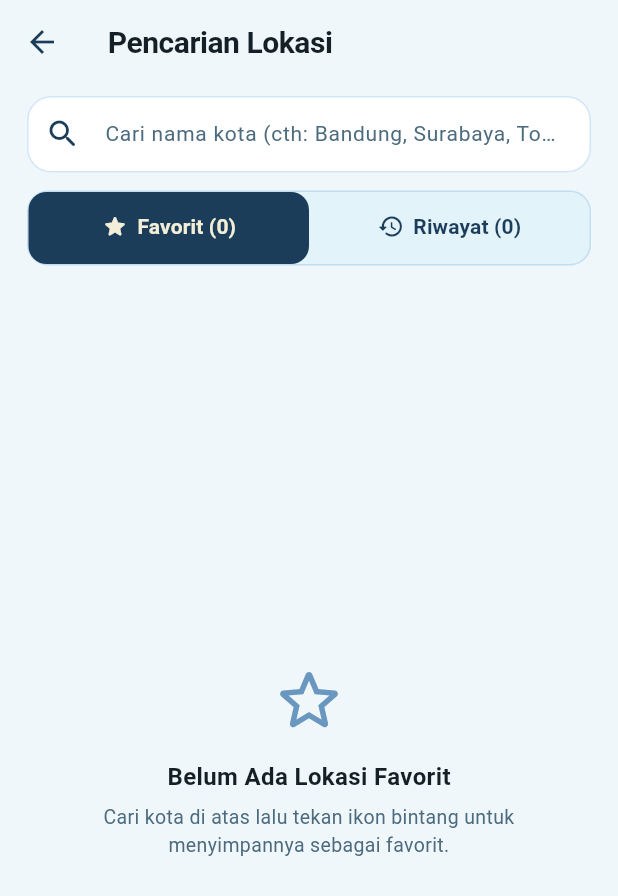
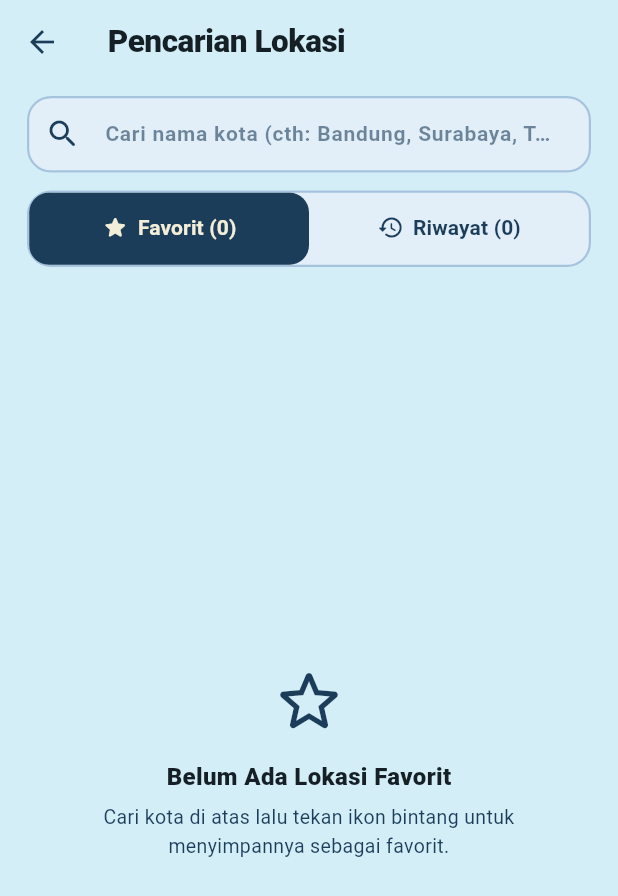
Before and after one commit to Nafisah528/H1D024087-Nafisah-Sekar-Ayu-ResponsiPemmob2, a Flutter app: the screen it shows after launch, after a tap on the "search" icon, on a phone screen of 412 x 824 dp. Shown: the top 896 px of the screen. Run offline on Flutter 3.47's test engine with Material 3 defaults, Android fonts, the phone set to English and light mode, and no system bars; our stand-ins replace shared_preferences; network calls fail.

Commit message:
style: replace plain white with rich Avalanche and Melting Ice card surfaces

```diff
--- a/lib/utils/app_theme.dart
+++ b/lib/utils/app_theme.dart
@@ -1,13 +1,13 @@
 import 'package:flutter/material.dart';
 
 class AppTheme {
-  // Brand color palette:
-  // Black Pine:  #152026
-  // Deep Ocean:  #1B3D59
-  // Windstorm:   #6A97C0
-  // Melting Ice: #B3D5F1
-  // Avalanche:   #D4EEF8
-  // Sun Beam:    #F3EED8
+  // Brand color palette (Winter Palette):
+  // 1. Black Pine:  #152026
+  // 2. Deep Ocean:  #1B3D59
+  // 3. Windstorm:   #6A97C0
+  // 4. Melting Ice: #B3D5F1
+  // 5. Avalanche:   #D4EEF8
+  // 6. Sun Beam:    #F3EED8
 
   static const Color blackPine = Color(0xFF152026);
   static const Color deepOcean = Color(0xFF1B3D59);
@@ -16,11 +16,12 @@ class AppTheme {
   static const Color avalanche = Color(0xFFD4EEF8);
   static const Color sunBeam = Color(0xFFF3EED8);
 
-  // Semantics & Surfacing
-  static const Color backgroundLight = Color(0xFFF0F7FB);
-  static const Color surfaceLight = Colors.white;
-  static const Color textDark = blackPine;
-  static const Color textMuted = Color(0xFF4C6B7E);
+  // Surface and text colors based on the palette (no plain white)
+  static const Color backgroundLight = avalanche; // #D4EEF8
+  static const Color cardSurface = Color(0xFFE2EFF9); // Tinted with Melting Ice & Avalanche
+  static const Color textDark = blackPine; // #152026
+  static const Color textSecondary = deepOcean; // #1B3D59
+  static const Color textMuted = Color(0xFF385A75); // Deeper Windstorm tone
 
   static ThemeData get lightTheme {
     final colorScheme = ColorScheme.fromSeed(
@@ -29,13 +30,13 @@ class AppTheme {
       primary: deepOcean,
       secondary: windstorm,
       tertiary: sunBeam,
-      surface: surfaceLight,
+      surface: cardSurface,
     );
 
     return ThemeData(
       useMaterial3: true,
       colorScheme: colorScheme,
-      scaffoldBackgroundColor: backgroundLight,
+      scaffoldBackgroundColor: avalanche,
       fontFamily: 'Roboto',
       appBarTheme: const AppBarTheme(
         backgroundColor: Colors.transparent,
@@ -51,36 +52,36 @@ class AppTheme {
         ),
       ),
       cardTheme: CardThemeData(
-        color: surfaceLight,
+        color: cardSurface,
         elevation: 0,
         shape: RoundedRectangleBorder(
           borderRadius: BorderRadius.circular(20),
           side: BorderSide(
-            color: meltingIce.withValues(alpha: 0.5),
-            width: 1,
+            color: windstorm.withValues(alpha: 0.4),
+            width: 1.2,
           ),
         ),
         margin: EdgeInsets.zero,
       ),
       inputDecorationTheme: InputDecorationTheme(
         filled: true,
-        fillColor: surfaceLight,
+        fillColor: cardSurface,
         contentPadding: const EdgeInsets.symmetric(horizontal: 18, vertical: 14),
-        hintStyle: const TextStyle(
-          color: textMuted,
+        hintStyle: TextStyle(
+          color: textMuted.withValues(alpha: 0.7),
           fontSize: 14,
         ),
         border: OutlineInputBorder(
           borderRadius: BorderRadius.circular(16),
-          borderSide: BorderSide(color: meltingIce.withValues(alpha: 0.6)),
+          borderSide: BorderSide(color: windstorm.withValues(alpha: 0.5)),
         ),
         enabledBorder: OutlineInputBorder(
           borderRadius: BorderRadius.circular(16),
-          borderSide: BorderSide(color: meltingIce.withValues(alpha: 0.6)),
+          borderSide: BorderSide(color: windstorm.withValues(alpha: 0.5)),
         ),
         focusedBorder: const OutlineInputBorder(
           borderRadius: BorderRadius.all(Radius.circular(16)),
-          borderSide: BorderSide(color: deepOcean, width: 1.8),
+          borderSide: BorderSide(color: deepOcean, width: 2),
         ),
       ),
       floatingActionButtonTheme: const FloatingActionButtonThemeData(
@@ -108,7 +109,7 @@ class AppTheme {
         ),
         titleMedium: TextStyle(
           fontSize: 15,
-          fontWeight: FontWeight.w600,
+          fontWeight: FontWeight.w700,
           color: blackPine,
         ),
         bodyLarge: TextStyle(
@@ -117,7 +118,7 @@ class AppTheme {
         ),
         bodyMedium: TextStyle(
           fontSize: 13,
-          color: textMuted,
+          color: textSecondary,
         ),
       ),
     );
--- a/lib/views/home/home_screen.dart
+++ b/lib/views/home/home_screen.dart
@@ -42,25 +42,35 @@ class _HomeScreenState extends State<HomeScreen> {
   @override
   Widget build(BuildContext context) {
     return Scaffold(
-      backgroundColor: AppTheme.backgroundLight,
+      backgroundColor: AppTheme.avalanche,
       appBar: AppBar(
+        backgroundColor: Colors.transparent,
+        elevation: 0,
         title: Consumer<WeatherViewModel>(
           builder: (context, vm, child) {
             return Row(
               mainAxisSize: MainAxisSize.min,
               children: [
-                const Icon(
+                Container(
+                  padding: const EdgeInsets.all(7),
+                  decoration: BoxDecoration(
+                    color: AppTheme.deepOcean,
+                    borderRadius: BorderRadius.circular(10),
+                  ),
+                  child: const Icon(
                     Icons.wb_cloudy_rounded,
-                  color: AppTheme.deepOcean,
-                  size: 24,
+                    color: AppTheme.sunBeam,
+                    size: 20,
                   ),
-                const SizedBox(width: 8),
+                ),
+                const SizedBox(width: 10),
                 Text(
                   vm.currentLocation?.name ?? 'Cuaca Terkini',
                   style: const TextStyle(
-                    fontSize: 20,
-                    fontWeight: FontWeight.w700,
+                    fontSize: 21,
+                    fontWeight: FontWeight.w800,
                     color: AppTheme.blackPine,
+                    letterSpacing: -0.3,
                   ),
                 ),
               ],
@@ -72,7 +82,19 @@ class _HomeScreenState extends State<HomeScreen> {
           Consumer<WeatherViewModel>(
             builder: (context, vm, child) {
               if (vm.currentLocation == null) return const SizedBox.shrink();
-              return IconButton(
+              return Container(
+                margin: const EdgeInsets.symmetric(horizontal: 4, vertical: 8),
+                decoration: BoxDecoration(
+                  color: AppTheme.cardSurface,
+                  shape: BoxShape.circle,
+                  border: Border.all(
+                    color: AppTheme.windstorm.withValues(alpha: 0.4),
+                    width: 1,
+                  ),
+                ),
+                child: IconButton(
+                  padding: EdgeInsets.zero,
+                  constraints: const BoxConstraints(minWidth: 40, minHeight: 40),
                   tooltip: vm.isCurrentFavorite
                       ? 'Hapus dari favorit'
                       : 'Simpan ke favorit',
@@ -81,9 +103,9 @@ class _HomeScreenState extends State<HomeScreen> {
                         ? Icons.star_rounded
                         : Icons.star_outline_rounded,
                     color: vm.isCurrentFavorite
-                      ? const Color(0xFFE5A93C)
+                        ? const Color(0xFFD48B16)
                         : AppTheme.deepOcean,
-                  size: 26,
+                    size: 22,
                   ),
                   onPressed: () async {
                     await vm.toggleCurrentFavorite();
@@ -108,36 +130,63 @@ class _HomeScreenState extends State<HomeScreen> {
                       ),
                     );
                   },
+                ),
               );
             },
           ),
 
           // Tombol Search
-          IconButton(
+          Container(
+            margin: const EdgeInsets.symmetric(horizontal: 4, vertical: 8),
+            decoration: BoxDecoration(
+              color: AppTheme.cardSurface,
+              shape: BoxShape.circle,
+              border: Border.all(
+                color: AppTheme.windstorm.withValues(alpha: 0.4),
+                width: 1,
+              ),
+            ),
+            child: IconButton(
+              padding: EdgeInsets.zero,
+              constraints: const BoxConstraints(minWidth: 40, minHeight: 40),
               tooltip: 'Cari Lokasi Lain',
               icon: const Icon(
                 Icons.search_rounded,
                 color: AppTheme.deepOcean,
-              size: 26,
+                size: 22,
               ),
               onPressed: _navigateToSearch,
+            ),
           ),
 
           // Tombol Refresh
           Consumer<WeatherViewModel>(
             builder: (context, vm, child) {
-              return IconButton(
+              return Container(
+                margin: const EdgeInsets.symmetric(horizontal: 4, vertical: 8),
+                decoration: BoxDecoration(
+                  color: AppTheme.cardSurface,
+                  shape: BoxShape.circle,
+                  border: Border.all(
+                    color: AppTheme.windstorm.withValues(alpha: 0.4),
+                    width: 1,
+                  ),
+                ),
+                child: IconButton(
+                  padding: EdgeInsets.zero,
+                  constraints: const BoxConstraints(minWidth: 40, minHeight: 40),
                   tooltip: 'Segarkan data cuaca',
                   icon: const Icon(
                     Icons.refresh_rounded,
                     color: AppTheme.deepOcean,
-                  size: 24,
+                    size: 22,
                   ),
                   onPressed: vm.isLoading ? null : () => vm.refreshWeather(),
+                ),
               );
             },
           ),
-          const SizedBox(width: 4),
+          const SizedBox(width: 8),
         ],
       ),
       body: Consumer<WeatherViewModel>(
@@ -157,8 +206,8 @@ class _HomeScreenState extends State<HomeScreen> {
                     'Mengambil informasi cuaca...',
                     style: TextStyle(
                       fontSize: 14,
-                      color: AppTheme.textMuted,
-                      fontWeight: FontWeight.w500,
+                      color: AppTheme.deepOcean,
+                      fontWeight: FontWeight.w600,
                     ),
                   ),
                 ],
@@ -177,8 +226,9 @@ class _HomeScreenState extends State<HomeScreen> {
                     Container(
                       padding: const EdgeInsets.all(18),
                       decoration: BoxDecoration(
-                        color: Colors.red.shade50,
+                        color: AppTheme.cardSurface,
                         shape: BoxShape.circle,
+                        border: Border.all(color: Colors.red.shade300, width: 1.5),
                       ),
                       child: Icon(
                         Icons.cloud_off_rounded,
@@ -191,7 +241,7 @@ class _HomeScreenState extends State<HomeScreen> {
                       'Gagal Memuat Cuaca',
                       style: TextStyle(
                         fontSize: 20,
-                        fontWeight: FontWeight.w700,
+                        fontWeight: FontWeight.w800,
                         color: AppTheme.blackPine,
                       ),
                     ),
@@ -201,7 +251,7 @@ class _HomeScreenState extends State<HomeScreen> {
                       textAlign: TextAlign.center,
                       style: const TextStyle(
                         fontSize: 14,
-                        color: AppTheme.textMuted,
+                        color: AppTheme.deepOcean,
                       ),
                     ),
                     const SizedBox(height: 24),
@@ -219,7 +269,10 @@ class _HomeScreenState extends State<HomeScreen> {
                       ),
                       onPressed: () => vm.refreshWeather(),
                       icon: const Icon(Icons.refresh_rounded, size: 20),
-                      label: const Text('Coba Lagi'),
+                      label: const Text(
+                        'Coba Lagi',
+                        style: TextStyle(fontWeight: FontWeight.w700),
+                      ),
                     ),
                   ],
                 ),
@@ -232,7 +285,7 @@ class _HomeScreenState extends State<HomeScreen> {
             return const Center(
               child: Text(
                 'Tidak ada data cuaca yang dapat ditampilkan.',
-                style: TextStyle(color: AppTheme.textMuted),
+                style: TextStyle(color: AppTheme.deepOcean),
               ),
             );
           }
@@ -243,6 +296,7 @@ class _HomeScreenState extends State<HomeScreen> {
 
           return RefreshIndicator(
             color: AppTheme.deepOcean,
+            backgroundColor: AppTheme.cardSurface,
             onRefresh: () => vm.refreshWeather(),
             child: SingleChildScrollView(
               physics: const AlwaysScrollableScrollPhysics(),
@@ -258,7 +312,7 @@ class _HomeScreenState extends State<HomeScreen> {
                         const Padding(
                           padding: EdgeInsets.only(bottom: 12),
                           child: LinearProgressIndicator(
-                            minHeight: 2.5,
+                            minHeight: 3,
                             backgroundColor: Colors.transparent,
                             valueColor: AlwaysStoppedAnimation<Color>(AppTheme.deepOcean),
                           ),
@@ -295,11 +349,11 @@ class _HomeScreenState extends State<HomeScreen> {
       floatingActionButton: FloatingActionButton.extended(
         backgroundColor: AppTheme.deepOcean,
         foregroundColor: AppTheme.sunBeam,
-        elevation: 4,
+        elevation: 5,
         icon: const Icon(Icons.search_rounded),
         label: const Text(
           'Cari Kota',
-          style: TextStyle(fontWeight: FontWeight.w600),
+          style: TextStyle(fontWeight: FontWeight.w700, letterSpacing: 0.3),
         ),
         onPressed: _navigateToSearch,
       ),
--- a/lib/views/search/search_screen.dart
+++ b/lib/views/search/search_screen.dart
@@ -55,13 +55,15 @@ class _SearchScreenState extends State<SearchScreen> with SingleTickerProviderSt
     final searchVM = Provider.of<SearchViewModel>(context);
 
     return Scaffold(
-      backgroundColor: AppTheme.backgroundLight,
+      backgroundColor: AppTheme.avalanche,
       appBar: AppBar(
+        backgroundColor: Colors.transparent,
+        elevation: 0,
         title: const Text(
           'Pencarian Lokasi',
           style: TextStyle(
-            fontSize: 20,
-            fontWeight: FontWeight.w700,
+            fontSize: 21,
+            fontWeight: FontWeight.w800,
             color: AppTheme.blackPine,
           ),
         ),
@@ -75,15 +77,25 @@ class _SearchScreenState extends State<SearchScreen> with SingleTickerProviderSt
             child: TextField(
               controller: _searchController,
               textInputAction: TextInputAction.search,
+              style: const TextStyle(
+                color: AppTheme.blackPine,
+                fontWeight: FontWeight.w600,
+              ),
               decoration: InputDecoration(
+                filled: true,
+                fillColor: AppTheme.cardSurface,
                 hintText: 'Cari nama kota (cth: Bandung, Surabaya, Tokyo)...',
+                hintStyle: TextStyle(
+                  color: AppTheme.deepOcean.withValues(alpha: 0.6),
+                  fontSize: 14,
+                ),
                 prefixIcon: const Icon(
                   Icons.search_rounded,
                   color: AppTheme.deepOcean,
                 ),
                 suffixIcon: _searchController.text.isNotEmpty
                     ? IconButton(
-                        icon: const Icon(Icons.clear_rounded, color: AppTheme.windstorm),
+                        icon: const Icon(Icons.clear_rounded, color: AppTheme.deepOcean),
                         onPressed: () {
                           _searchController.clear();
                           searchVM.clearSearch();
@@ -91,6 +103,20 @@ class _SearchScreenState extends State<SearchScreen> with SingleTickerProviderSt
                         },
                       )
                     : null,
+                enabledBorder: OutlineInputBorder(
+                  borderRadius: BorderRadius.circular(16),
+                  borderSide: BorderSide(
+                    color: AppTheme.windstorm.withValues(alpha: 0.5),
+                    width: 1.5,
+                  ),
+                ),
+                focusedBorder: OutlineInputBorder(
+                  borderRadius: BorderRadius.circular(16),
+                  borderSide: const BorderSide(
+                    color: AppTheme.deepOcean,
+                    width: 2,
+                  ),
+                ),
               ),
               onChanged: (value) {
                 setState(() {});
@@ -127,7 +153,11 @@ class _SearchScreenState extends State<SearchScreen> with SingleTickerProviderSt
             SizedBox(height: 14),
             Text(
               'Mencari kota di Open-Meteo...',
-              style: TextStyle(color: AppTheme.textMuted, fontSize: 14),
+              style: TextStyle(
+                color: AppTheme.deepOcean,
+                fontSize: 14,
+                fontWeight: FontWeight.w600,
+              ),
             ),
           ],
         ),
@@ -146,7 +176,7 @@ class _SearchScreenState extends State<SearchScreen> with SingleTickerProviderSt
               const Text(
                 'Terjadi Masalah Pencarian',
                 style: TextStyle(
-                  fontWeight: FontWeight.w700,
+                  fontWeight: FontWeight.w800,
                   fontSize: 16,
                   color: AppTheme.blackPine,
                 ),
@@ -155,7 +185,7 @@ class _SearchScreenState extends State<SearchScreen> with SingleTickerProviderSt
               Text(
                 searchVM.searchError!,
                 textAlign: TextAlign.center,
-                style: const TextStyle(color: AppTheme.textMuted, fontSize: 13),
+                style: const TextStyle(color: AppTheme.deepOcean, fontSize: 13),
               ),
               const SizedBox(height: 16),
               ElevatedButton(
@@ -179,12 +209,12 @@ class _SearchScreenState extends State<SearchScreen> with SingleTickerProviderSt
           child: Column(
             mainAxisSize: MainAxisSize.min,
             children: [
-              const Icon(Icons.location_off_rounded, color: AppTheme.windstorm, size: 54),
+              const Icon(Icons.location_off_rounded, color: AppTheme.deepOcean, size: 54),
               const SizedBox(height: 14),
               const Text(
                 'Kota Tidak Ditemukan',
                 style: TextStyle(
-                  fontWeight: FontWeight.w700,
+                  fontWeight: FontWeight.w800,
                   fontSize: 16,
                   color: AppTheme.blackPine,
                 ),
@@ -193,7 +223,7 @@ class _SearchScreenState extends State<SearchScreen> with SingleTickerProviderSt
               Text(
                 'Tidak ada hasil untuk "${_searchController.text}".\nCoba periksa kembali ejaan nama kota.',
                 textAlign: TextAlign.center,
-                style: const TextStyle(color: AppTheme.textMuted, fontSize: 13),
+                style: const TextStyle(color: AppTheme.deepOcean, fontSize: 13),
               ),
             ],
           ),
@@ -225,20 +255,23 @@ class _SearchScreenState extends State<SearchScreen> with SingleTickerProviderSt
         Container(
           margin: const EdgeInsets.symmetric(horizontal: 18, vertical: 4),
           decoration: BoxDecoration(
-            color: AppTheme.avalanche.withValues(alpha: 0.5),
-            borderRadius: BorderRadius.circular(14),
-            border: Border.all(color: AppTheme.meltingIce.withValues(alpha: 0.7)),
+            color: AppTheme.cardSurface,
+            borderRadius: BorderRadius.circular(16),
+            border: Border.all(
+              color: AppTheme.windstorm.withValues(alpha: 0.5),
+              width: 1.5,
+            ),
           ),
           child: TabBar(
             controller: _tabController,
             indicatorSize: TabBarIndicatorSize.tab,
             indicator: BoxDecoration(
               color: AppTheme.deepOcean,
-              borderRadius: BorderRadius.circular(12),
+              borderRadius: BorderRadius.circular(13),
             ),
             labelColor: AppTheme.sunBeam,
             unselectedLabelColor: AppTheme.deepOcean,
-            labelStyle: const TextStyle(fontWeight: FontWeight.w600, fontSize: 14),
+            labelStyle: const TextStyle(fontWeight: FontWeight.w700, fontSize: 14),
             dividerColor: Colors.transparent,
             tabs: [
               Tab(
@@ -287,12 +320,12 @@ class _SearchScreenState extends State<SearchScreen> with SingleTickerProviderSt
           child: Column(
             mainAxisSize: MainAxisSize.min,
             children: [
-              Icon(Icons.star_border_rounded, size: 54, color: AppTheme.windstorm),
+              Icon(Icons.star_border_rounded, size: 54, color: AppTheme.deepOcean),
               SizedBox(height: 12),
               Text(
                 'Belum Ada Lokasi Favorit',
                 style: TextStyle(
-                  fontWeight: FontWeight.w700,
+                  fontWeight: FontWeight.w800,
                   fontSize: 16,
                   color: AppTheme.blackPine,
                 ),
@@ -301,7 +334,7 @@ class _SearchScreenState extends State<SearchScreen> with SingleTickerProviderSt
               Text(
                 'Cari kota di atas lalu tekan ikon bintang untuk menyimpannya sebagai favorit.',
                 textAlign: TextAlign.center,
-                style: TextStyle(color: AppTheme.textMuted, fontSize: 13),
+                style: TextStyle(color: AppTheme.deepOcean, fontSize: 13),
               ),
             ],
           ),
@@ -333,12 +366,12 @@ class _SearchScreenState extends State<SearchScreen> with SingleTickerProviderSt
           child: Column(
             mainAxisSize: MainAxisSize.min,
             children: [
-              Icon(Icons.history_rounded, size: 54, color: AppTheme.windstorm),
+              Icon(Icons.history_rounded, size: 54, color: AppTheme.deepOcean),
               SizedBox(height: 12),
               Text(
                 'Belum Ada Riwayat',
                 style: TextStyle(
-                  fontWeight: FontWeight.w700,
+                  fontWeight: FontWeight.w800,
                   fontSize: 16,
                   color: AppTheme.blackPine,
                 ),
@@ -347,7 +380,7 @@ class _SearchScreenState extends State<SearchScreen> with SingleTickerProviderSt
               Text(
                 'Kota yang Anda pilih dari hasil pencarian akan tercatat di sini.',
                 textAlign: TextAlign.center,
-                style: TextStyle(color: AppTheme.textMuted, fontSize: 13),
+                style: TextStyle(color: AppTheme.deepOcean, fontSize: 13),
               ),
             ],
           ),
@@ -365,20 +398,23 @@ class _SearchScreenState extends State<SearchScreen> with SingleTickerProviderSt
               const Text(
                 'Riwayat Terakhir',
                 style: TextStyle(
-                  fontWeight: FontWeight.w600,
+                  fontWeight: FontWeight.w700,
                   fontSize: 13,
-                  color: AppTheme.textMuted,
+                  color: AppTheme.deepOcean,
                 ),
               ),
               TextButton.icon(
                 style: TextButton.styleFrom(
-                  foregroundColor: Colors.red.shade600,
+                  foregroundColor: Colors.red.shade700,
                   padding: EdgeInsets.zero,
                   minimumSize: Size.zero,
                   tapTargetSize: MaterialTapTargetSize.shrinkWrap,
                 ),
                 icon: const Icon(Icons.delete_sweep_rounded, size: 16),
-                label: const Text('Hapus Semua', style: TextStyle(fontSize: 12)),
+                label: const Text(
+                  'Hapus Semua',
+                  style: TextStyle(fontSize: 12, fontWeight: FontWeight.w700),
+                ),
                 onPressed: () => searchVM.clearAllHistory(),
               ),
             ],
```
Also changed, not shown: lib/views/home/widgets/daily_forecast_list.dart (+37 -22 lines), lib/views/home/widgets/weather_details_grid.dart (+18 -22 lines), lib/views/search/widgets/search_result_item.dart (+10 -9 lines). Lines whose indentation alone changed are shown as unchanged.
